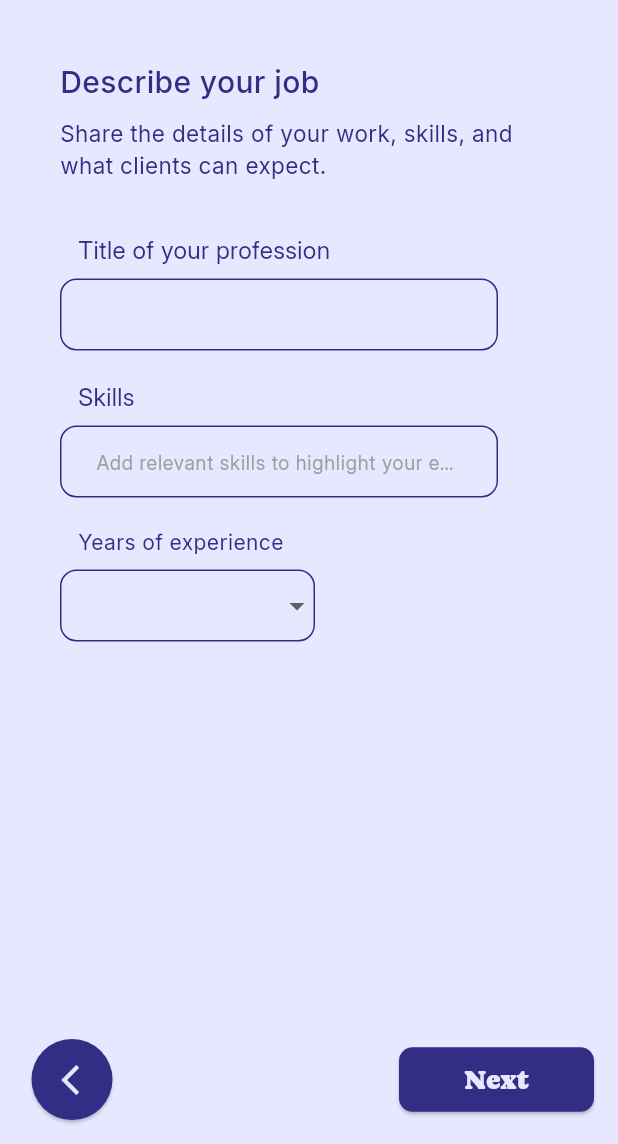
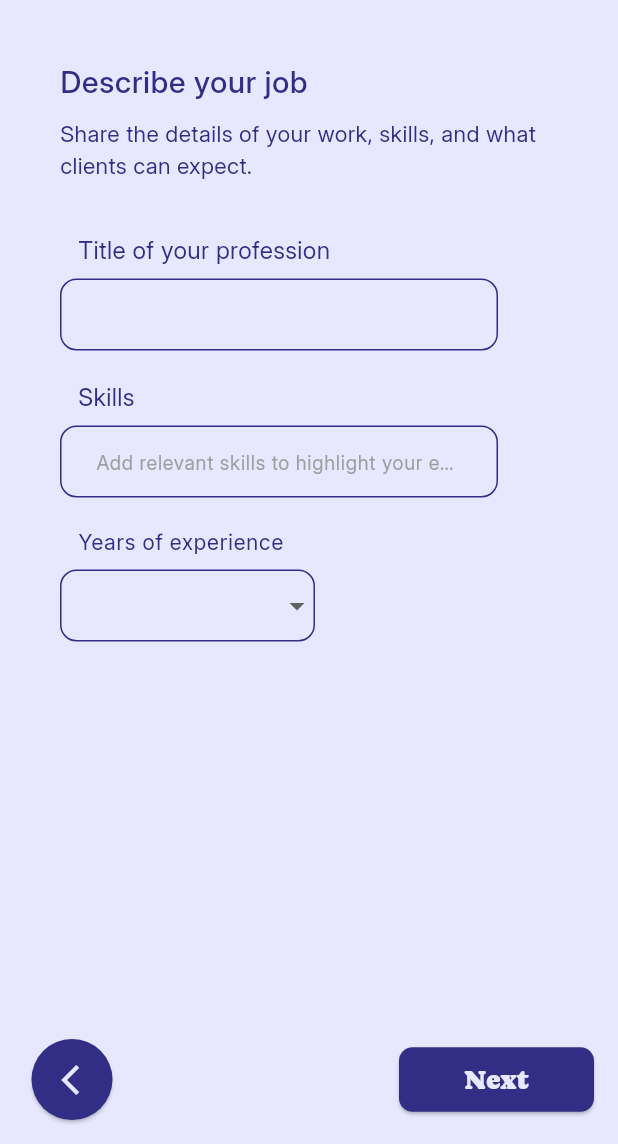
Before and after one commit to Dia505/SkillGrid, a Flutter app: the BuildProfileProgressView screen opened directly, after a tap on "Next", on a phone screen of 412 x 824 dp, the part 92-1236 px from its top. Run offline on Flutter 3.47's test engine with Material 3 defaults, Android fonts, the light colour scheme and no system bars; our stand-ins replace carousel_slider, google_fonts, lottie, smooth_page_indicator.

Commit message:
Build your profile: service form + lottie file view timer

```diff
--- a/skill_grid/lib/app.dart
+++ b/skill_grid/lib/app.dart
@@ -26,7 +26,7 @@ class MyApp extends StatelessWidget {
   Widget build(BuildContext context) {
     return MaterialApp(
       debugShowCheckedModeBanner: false,
-      home: const ClientDashboard(),
+      home: const BuildProfileLottieView(),
       theme: getApplicationTheme(),
     );
   }
--- a/skill_grid/lib/view/freelancer/build_profile_screens/build_profile_progress_view.dart
+++ b/skill_grid/lib/view/freelancer/build_profile_screens/build_profile_progress_view.dart
@@ -105,9 +105,9 @@ class _BuildProfileProgressViewState extends State<BuildProfileProgressView> wit
   Widget build(BuildContext context) {
     return Scaffold(
       appBar: AppBar(
-        title: Text("Build Your Profile",
-            style: GoogleFonts.caprasimo(
-                color: const Color(0xFFE7E7FF), fontSize: 24)),
+        title: const Text("Build Your Profile",
+            style: TextStyle(
+                color: Color(0xFFE7E7FF), fontSize: 24, fontFamily: "Caprasimo")),
         elevation: 0,
         centerTitle: true,
         backgroundColor: const Color(0xFF322E86),
@@ -146,7 +146,7 @@ class _BuildProfileProgressViewState extends State<BuildProfileProgressView> wit
               children: [
                 const JobCategoryView(),
                 JobDetailsView(formKey: _formKeys[1]),
-                const ServicesFormView(),
+                ServicesFormView(formKey: _formKeys[2]),
                 BioFormView(formKey: _formKeys[3])
               ],
             ),
@@ -176,8 +176,6 @@ class _BuildProfileProgressViewState extends State<BuildProfileProgressView> wit
                   width: _currentStep == _totalSteps - 1 ? 200 : 130,
                   child: CommonButton(
                     buttonText: _currentStep == _totalSteps - 1 ? "View My Profile" : "Next",
-                    buttonColor: const Color(0xFF322E86),
-                    buttonTextColor: const Color(0xFFE7E7FF),
                     onPressed: _nextStep,
                   ),
                 ),
--- a/skill_grid/lib/view/freelancer/build_profile_screens/job_details_view.dart
+++ b/skill_grid/lib/view/freelancer/build_profile_screens/job_details_view.dart
@@ -35,18 +35,18 @@ class _JobDetailsViewState extends State<JobDetailsView> {
       child: Column(
         crossAxisAlignment: CrossAxisAlignment.start,
         children: [
-          Text("Describe your job",
-          style: GoogleFonts.inter(
-            color: const Color(0xFF322E86),
+          const Text("Describe your job",
+          style: TextStyle(
+            color: Color(0xFF322E86),
             fontSize: 20,
-            fontWeight: FontWeight.w500
+            fontFamily: "Inter Medium"
           ),),
 
           const SizedBox(height: 10,),
 
-          Text("Share the details of your work, skills, and what clients can expect.",
-          style: GoogleFonts.inter(
-            color: const Color(0xFF322E86),
+          const Text("Share the details of your work, skills, and what clients can expect.",
+          style: TextStyle(
+            color: Color(0xFF322E86),
             fontSize: 15
           ),),
 
```
Also changed, not shown: skill_grid/lib/view/freelancer/build_profile_screens/bio_form_view.dart (+7 -7 lines), skill_grid/lib/view/freelancer/build_profile_screens/build_profile_lottie_view.dart (+26 -8 lines), skill_grid/lib/view/freelancer/build_profile_screens/services_form_view.dart (+153 -7 lines).
